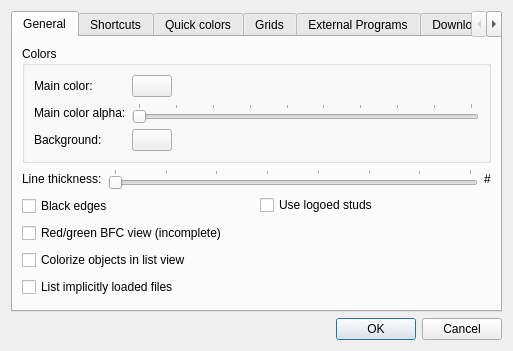
This is src/ui/config.ui in crimsondusk/ldforge as Qt 5 draws it before an edit. The edited form follows.
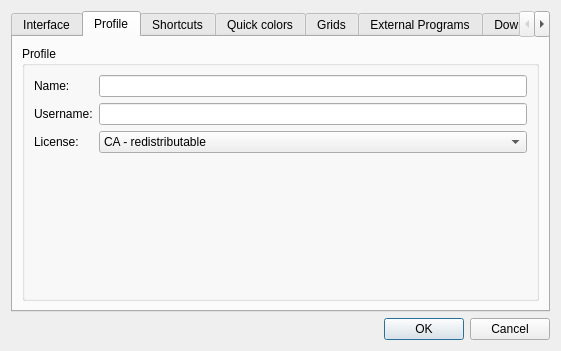
This is the edited form. The open tabs and pages were chosen to show the change. Icons and pictures are not drawn.

Commit message: added profile data auto-filling

Diff of the .ui file:
```diff
--- a/src/ui/config.ui
+++ b/src/ui/config.ui
@@ -6,7 +6,7 @@
    <rect>
     <x>0</x>
     <y>0</y>
-    <width>513</width>
+    <width>561</width>
     <height>351</height>
    </rect>
   </property>
@@ -40,7 +40,7 @@
      </property>
      <widget class="QWidget" name="tab">
       <attribute name="title">
-       <string>General</string>
+       <string>Interface</string>
       </attribute>
       <layout class="QVBoxLayout" name="verticalLayout_2">
        <item>
@@ -260,6 +260,91 @@
        </item>
       </layout>
      </widget>
+     <widget class="QWidget" name="tab_7">
+      <attribute name="title">
+       <string>Profile</string>
+      </attribute>
+      <layout class="QVBoxLayout" name="verticalLayout_10">
+       <item>
+        <widget class="QGroupBox" name="groupBox_4">
+         <property name="title">
+          <string>Profile</string>
+         </property>
+         <layout class="QVBoxLayout" name="verticalLayout_8">
+          <item>
+           <layout class="QFormLayout" name="formLayout_3">
+            <item row="2" column="0">
+             <widget class="QLabel" name="label_8">
+              <property name="text">
+               <string>Username:</string>
+              </property>
+             </widget>
+            </item>
+            <item row="1" column="0">
+             <widget class="QLabel" name="label_7">
+              <property name="text">
+               <string>Name:</string>
+              </property>
+             </widget>
+            </item>
+            <item row="3" column="0">
+             <widget class="QLabel" name="label_9">
+              <property name="text">
+               <string>License:</string>
+              </property>
+             </widget>
+            </item>
+            <item row="1" column="1">
+             <widget class="QLineEdit" name="m_profileName"/>
+            </item>
+            <item row="2" column="1">
+             <widget class="QLineEdit" name="m_profileUsername"/>
+            </item>
+            <item row="3" column="1">
+             <widget class="QComboBox" name="m_profileLicense">
+              <property name="sizePolicy">
+               <sizepolicy hsizetype="Expanding" vsizetype="Fixed">
+                <horstretch>0</horstretch>
+                <verstretch>0</verstretch>
+               </sizepolicy>
+              </property>
+              <item>
+               <property name="text">
+                <string>CA - redistributable</string>
+               </property>
+              </item>
+              <item>
+               <property name="text">
+                <string>NonCA - not redistributable</string>
+               </property>
+              </item>
+              <item>
+               <property name="text">
+                <string>None</string>
+               </property>
+              </item>
+             </widget>
+            </item>
+           </layout>
+          </item>
+          <item>
+           <spacer name="verticalSpacer_7">
+            <property name="orientation">
+             <enum>Qt::Vertical</enum>
+            </property>
+            <property name="sizeHint" stdset="0">
+             <size>
+              <width>20</width>
+              <height>40</height>
+             </size>
+            </property>
+           </spacer>
+          </item>
+         </layout>
+        </widget>
+       </item>
+      </layout>
+     </widget>
      <widget class="QWidget" name="tab_2">
       <attribute name="title">
        <string>Shortcuts</string>
```
The commit also changes 6 other files.
